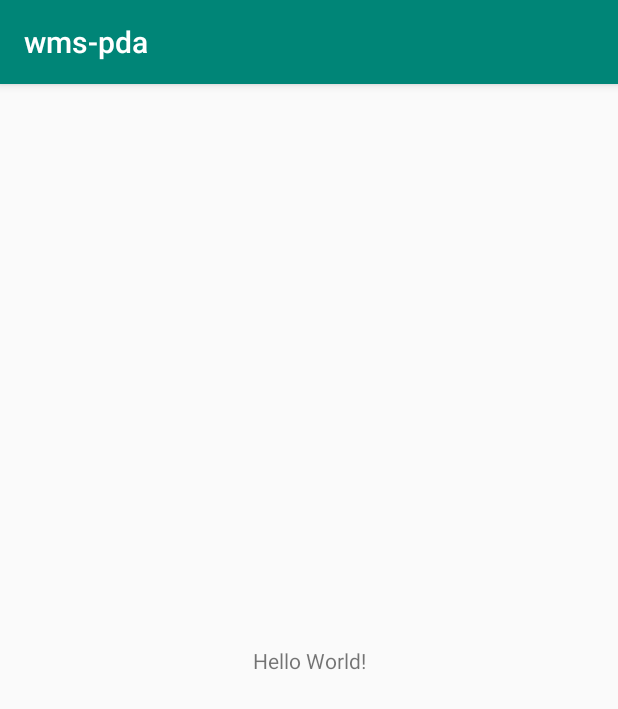
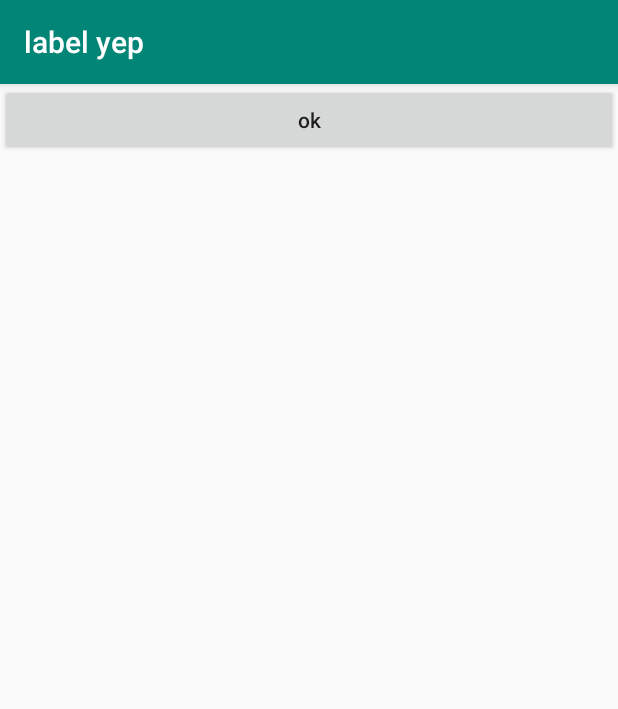
Before and after one commit to DongjianPeng/wmspda, an Android app: the screen it shows after launch (MainActivity), on a phone screen of 412 x 824 dp. Shown: the top 709 px of the screen. Run offline under Robolectric (Android 15) with nearby library versions, the phone set to English and light mode, and no system bars.

Commit message:
edit page

```diff
--- a/app/src/main/AndroidManifest.xml
+++ b/app/src/main/AndroidManifest.xml
@@ -9,7 +9,7 @@
         android:roundIcon="@mipmap/ic_launcher_round"
         android:supportsRtl="true"
         android:theme="@style/AppTheme">
-        <activity android:name=".MainActivity">
+        <activity android:name=".MainActivity" android:label="label yep">
             <intent-filter>
                 <action android:name="android.intent.action.MAIN" />
 
--- a/app/src/main/java/cn/starpost/wmspda/MainActivity.java
+++ b/app/src/main/java/cn/starpost/wmspda/MainActivity.java
@@ -1,15 +1,26 @@
 package cn.starpost.wmspda;
 
-import android.support.v7.app.AppCompatActivity;
 import android.os.Bundle;
+import android.util.Log;
+import android.view.View;
+import android.widget.Button;
 
 import cn.starpost.wmspda.activity.BaseActivity;
 
 public class MainActivity extends BaseActivity {
 
+
     @Override
     protected void onCreate(Bundle savedInstanceState) {
         super.onCreate(savedInstanceState);
         setContentView(R.layout.activity_main);
+        Button btnOk = findViewById(R.id.btn_ok);
+        btnOk.setOnClickListener(new View.OnClickListener() {
+            @Override
+            public void onClick(View view) {
+                Log.d(TAG, "onClick: ");
+                toastShow("click");
+            }
+        });
     }
 }
--- a/app/src/main/java/cn/starpost/wmspda/activity/BaseActivity.java
+++ b/app/src/main/java/cn/starpost/wmspda/activity/BaseActivity.java
@@ -1,18 +1,29 @@
 package cn.starpost.wmspda.activity;
 
 import android.os.Bundle;
-import android.os.PersistableBundle;
 import android.support.annotation.Nullable;
 import android.support.v7.app.AppCompatActivity;
 import android.util.Log;
+import android.widget.Toast;
 
 public class BaseActivity extends AppCompatActivity {
-    private final String TAG = getClass().getName();
-
+    protected final String TAG = getClass().getName();
+    protected final BaseActivity currentObj = this;
 
     @Override
     protected void onCreate(@Nullable Bundle savedInstanceState) {
         Log.i(TAG, "onCreate: ");
+        Log.d(TAG, currentObj.getClass().getName());
         super.onCreate(savedInstanceState);
     }
+
+
+    /**
+     * 提醒通知
+     *
+     * @param msg
+     */
+    public void toastShow(CharSequence msg) {
+        Toast.makeText(this, msg, Toast.LENGTH_SHORT).show();
+    }
 }
--- a/app/src/main/res/layout/activity_main.xml
+++ b/app/src/main/res/layout/activity_main.xml
@@ -1,18 +1,16 @@
 <?xml version="1.0" encoding="utf-8"?>
-<android.support.constraint.ConstraintLayout xmlns:android="http://schemas.android.com/apk/res/android"
-    xmlns:app="http://schemas.android.com/apk/res-auto"
-    xmlns:tools="http://schemas.android.com/tools"
+<LinearLayout xmlns:android="http://schemas.android.com/apk/res/android"
     android:layout_width="match_parent"
     android:layout_height="match_parent"
-    tools:context=".MainActivity">
+    android:orientation="vertical">
 
-    <TextView
-        android:layout_width="wrap_content"
+    <Button
+        android:id="@+id/btn_ok"
+        android:layout_width="match_parent"
         android:layout_height="wrap_content"
-        android:text="Hello World!"
-        app:layout_constraintBottom_toBottomOf="parent"
-        app:layout_constraintLeft_toLeftOf="parent"
-        app:layout_constraintRight_toRightOf="parent"
-        app:layout_constraintTop_toTopOf="parent" />
+        android:text="ok"
+        android:textAllCaps="false" />
 
-</android.support.constraint.ConstraintLayout>
+
+
+</LinearLayout>
--- a/app/src/main/res/values/strings.xml
+++ b/app/src/main/res/values/strings.xml
@@ -1,3 +1,3 @@
 <resources>
-    <string name="app_name">wms-pda</string>
+    <string name="app_name">仓库终端</string>
 </resources>
```
